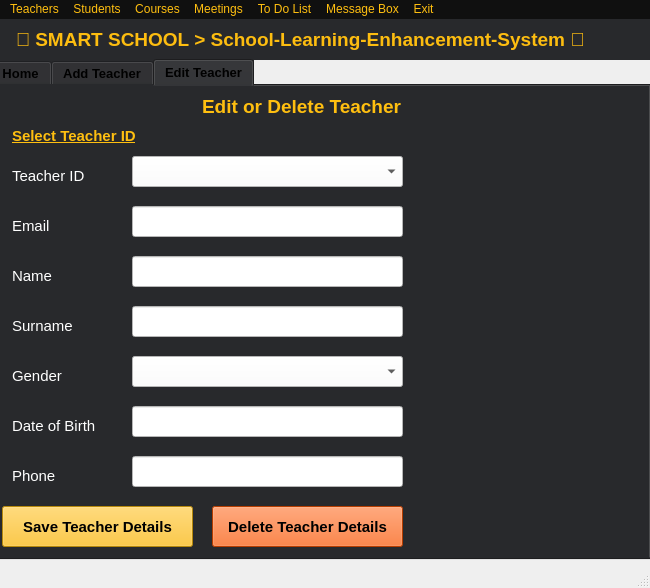
Above: SmartSchool/admin.ui from ismailuzum/Smart-School-School-Learning-Enhancement-System before the change. Below: the same form after it.
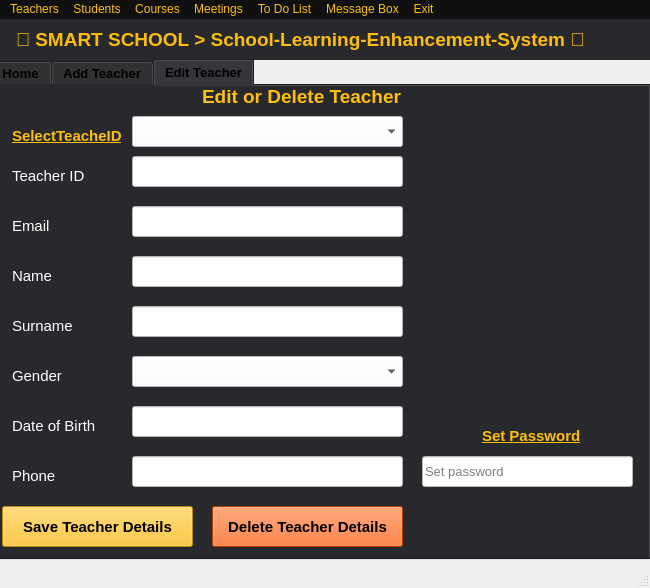
That is the form after the change. The open tabs and pages were chosen to show the change.

Commit message: edit teacher was solved

```diff
--- a/SmartSchool/admin.ui
+++ b/SmartSchool/admin.ui
@@ -511,7 +511,7 @@
       <property name="geometry">
        <rect>
         <x>210</x>
-        <y>10</y>
+        <y>0</y>
         <width>231</width>
         <height>21</height>
        </rect>
@@ -551,7 +551,7 @@
        <string notr="true">color: rgb(255, 191, 16);</string>
       </property>
       <property name="text">
-       <string>Select Teacher ID</string>
+       <string>SelectTeacheID</string>
       </property>
      </widget>
      <widget class="QLabel" name="label_24">
@@ -830,7 +830,7 @@
       <property name="geometry">
        <rect>
         <x>140</x>
-        <y>70</y>
+        <y>30</y>
         <width>271</width>
         <height>31</height>
        </rect>
@@ -863,6 +863,70 @@
        <string>Delete Teacher Details</string>
       </property>
      </widget>
+     <widget class="QLineEdit" name="tb27">
+      <property name="geometry">
+       <rect>
+        <x>430</x>
+        <y>370</y>
+        <width>211</width>
+        <height>31</height>
+       </rect>
+      </property>
+      <property name="font">
+       <font>
+        <pointsize>10</pointsize>
+       </font>
+      </property>
+      <property name="styleSheet">
+       <string notr="true">background-color: rgb(255, 255, 255);</string>
+      </property>
+      <property name="echoMode">
+       <enum>QLineEdit::Password</enum>
+      </property>
+      <property name="placeholderText">
+       <string>Set password</string>
+      </property>
+      <property name="clearButtonEnabled">
+       <bool>true</bool>
+      </property>
+     </widget>
+     <widget class="QLabel" name="label_16">
+      <property name="geometry">
+       <rect>
+        <x>490</x>
+        <y>340</y>
+        <width>111</width>
+        <height>20</height>
+       </rect>
+      </property>
+      <property name="font">
+       <font>
+        <pointsize>11</pointsize>
+        <weight>75</weight>
+        <bold>true</bold>
+        <underline>true</underline>
+       </font>
+      </property>
+      <property name="styleSheet">
+       <string notr="true">color: rgb(255, 191, 16);</string>
+      </property>
+      <property name="text">
+       <string>Set Password</string>
+      </property>
+     </widget>
+     <widget class="QLineEdit" name="tb21">
+      <property name="geometry">
+       <rect>
+        <x>140</x>
+        <y>70</y>
+        <width>271</width>
+        <height>31</height>
+       </rect>
+      </property>
+      <property name="styleSheet">
+       <string notr="true">background-color: rgb(255, 255, 255);</string>
+      </property>
+     </widget>
     </widget>
    </widget>
   </widget>
```
Left out of the diff: 20 changed lines with no effect on the pictures. The commit also changes 2 other files.
